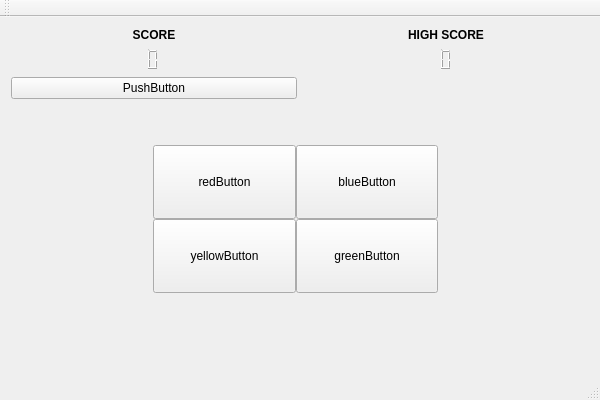
Before: the Qt Designer form FrontEnd/SimonSaysUi/SimonSaysUI/SimonSaysUI/SimonSaysUI.ui in RalucaSpt/memory-game, drawn with Qt 5.
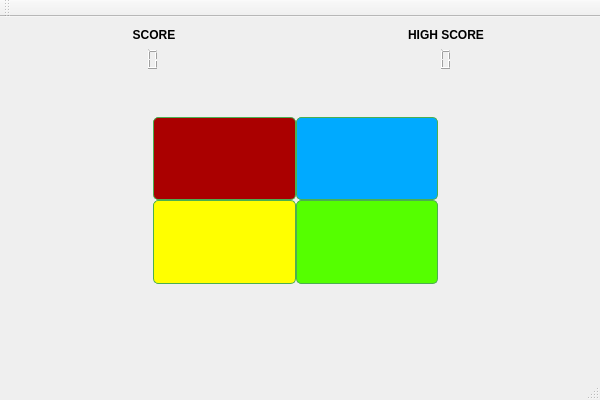
After: the same form once the commit is applied.

Commit message: Add colors to buttons

Patch:
```diff
--- a/FrontEnd/SimonSaysUi/SimonSaysUI/SimonSaysUI/SimonSaysUI.ui
+++ b/FrontEnd/SimonSaysUi/SimonSaysUI/SimonSaysUI/SimonSaysUI.ui
@@ -13,6 +13,19 @@
   <property name="windowTitle">
    <string>SimonSaysUI</string>
   </property>
+  <property name="styleSheet">
+   <string notr="true">QPushButton {
+    background-color: rgb(85, 255, 0); 
+    border: 1px solid #4CAF50;
+    border-radius: 5px;
+    padding: 5px;
+}
+
+QPushButton:hover {
+    background-color: rgb(50, 150, 0); 
+}
+</string>
+  </property>
   <widget class="QWidget" name="centralWidget">
    <layout class="QGridLayout" name="gridLayout_2">
     <item row="0" column="0">
@@ -55,7 +68,7 @@
       </property>
      </widget>
     </item>
-    <item row="5" column="0" colspan="2">
+    <item row="4" column="0" colspan="2">
      <layout class="QGridLayout" name="gridLayout">
       <property name="rightMargin">
        <number>9</number>
@@ -71,8 +84,19 @@
           <verstretch>0</verstretch>
          </sizepolicy>
         </property>
+        <property name="styleSheet">
+         <string notr="true">QPushButton {
+    background-color:rgb(255, 255, 0);
+    border-radius: 5px;
+    padding: 5px;
+}
+
+QPushButton:hover {
+    background-color: rgb(184, 184, 0)
+}</string>
+        </property>
         <property name="text">
-         <string>yellowButton</string>
+         <string/>
         </property>
        </widget>
       </item>
@@ -84,8 +108,23 @@
           <verstretch>0</verstretch>
          </sizepolicy>
         </property>
+        <property name="autoFillBackground">
+         <bool>false</bool>
+        </property>
+        <property name="styleSheet">
+         <string notr="true">QPushButton {
+    background-color:rgb(170, 0, 0);
+    border-radius: 5px;
+    padding: 5px;
+}
+
+QPushButton:hover {
+    background-color: rgb(126, 0, 0)
+} 
+</string>
+        </property>
         <property name="text">
-         <string>redButton</string>
+         <string/>
         </property>
        </widget>
       </item>
@@ -108,8 +147,19 @@
           <bold>false</bold>
          </font>
         </property>
+        <property name="styleSheet">
+         <string notr="true">QPushButton {
+    background-color:rgb(0, 170, 255);
+    border-radius: 5px;
+    padding: 5px;
+}
+
+QPushButton:hover {
+    background-color: rgb(0, 112, 168)
+} </string>
+        </property>
         <property name="text">
-         <string>blueButton</string>
+         <string/>
         </property>
        </widget>
       </item>
@@ -121,8 +171,19 @@
           <verstretch>0</verstretch>
          </sizepolicy>
         </property>
+        <property name="styleSheet">
+         <string notr="true">QPushButton {
+    background-color:rgb(85, 255, 0);
+    border-radius: 5px;
+    padding: 5px;
+}
+
+QPushButton:hover {
+    background-color: rgb(48, 144, 0)
+}</string>
+        </property>
         <property name="text">
-         <string>greenButton</string>
+         <string/>
         </property>
        </widget>
       </item>
@@ -180,7 +241,7 @@
       </property>
      </widget>
     </item>
-    <item row="3" column="0" colspan="2">
+    <item row="2" column="0" colspan="2">
      <spacer name="verticalSpacer">
       <property name="orientation">
        <enum>Qt::Orientation::Vertical</enum>
@@ -214,13 +275,6 @@
       </property>
      </widget>
     </item>
-    <item row="2" column="0">
-     <widget class="QPushButton" name="incrementScoreButton">
-      <property name="text">
-       <string>PushButton</string>
-      </property>
-     </widget>
-    </item>
    </layout>
   </widget>
   <widget class="QMenuBar" name="menuBar">
```
The commit also changes 4 other files.
